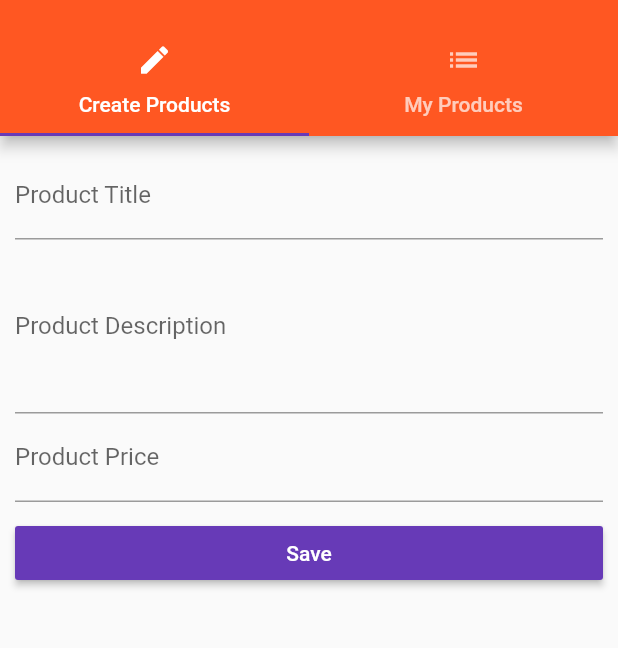
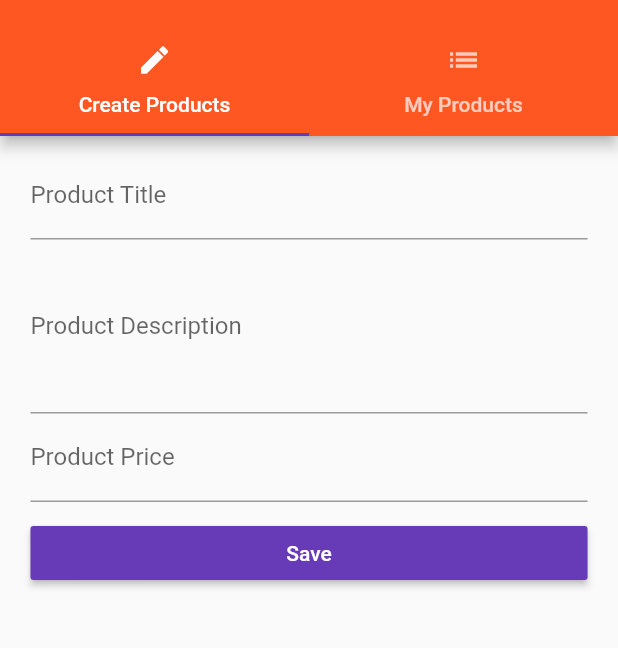
Before and after one commit to EmamYounes/first_app, a Flutter app: the ProductAdminPage screen opened by its route, on a phone screen of 412 x 824 dp, the part 59-707 px from its top. Run offline on Flutter 3.47's test engine with Material 2 defaults, Android fonts, the phone set to English and light mode, and no system bars.

Commit message:
deal with MediaQuery in listview

```diff
--- a/lib/pages/product_create.dart
+++ b/lib/pages/product_create.dart
@@ -18,9 +18,13 @@ class _ProductCreatePage extends State<ProductCreatePage> {
 
   @override
   Widget build(BuildContext context) {
+    final double deviceWidth = MediaQuery.of(context).size.width;
+    final double targetWidth = deviceWidth > 550.0 ? 500.0 : deviceWidth * 0.95;
+    final double targetPadding = deviceWidth - targetWidth;
     return Container(
       margin: EdgeInsets.all(10.0),
       child: ListView(
+        padding: EdgeInsets.symmetric(horizontal: targetPadding / 2),
         children: <Widget>[
           _buildTitleTextField(),
           _buildDescriptionTextField(),
```
